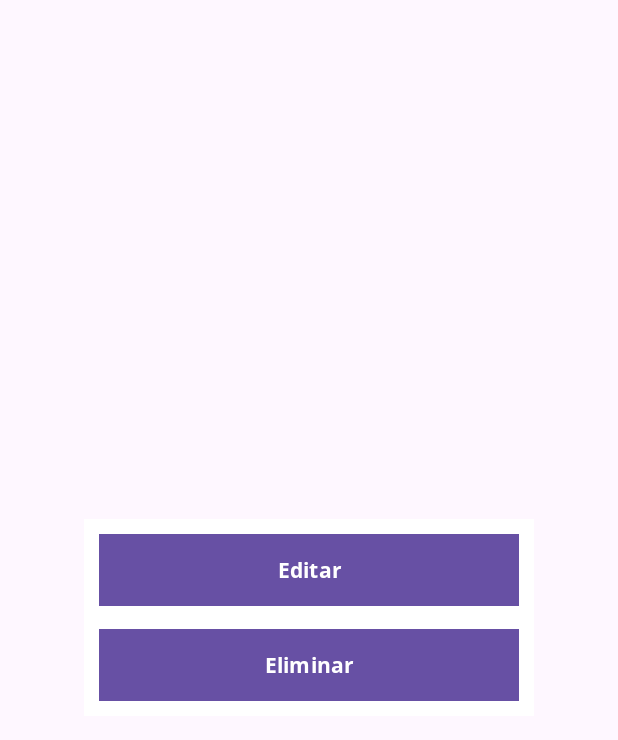
After one commit to EstephanyZamora/Savepass, an Android app: the layout cuadro_dialogo_editar_eliminar.xml on its own in the app's theme, with its tools: preview values and no code run, on a phone screen of 412 x 824 dp. The commit adds this screen. Shown: the top 740 px of the screen. Run offline under Robolectric (Android 15) with nearby library versions, the phone set to English and light mode, and no system bars.

Commit message:
creando cuadro de dialogo para editar y eliminar

```diff
--- a/app/build.gradle
+++ b/app/build.gradle
@@ -8,7 +8,7 @@ android {
 
     defaultConfig {
         applicationId "com.example.savepassapp"
-        minSdk 21
+        minSdk 23
         targetSdk 34
         versionCode 1
         versionName "1.0"
--- /dev/null
+++ b/app/src/main/res/layout/cuadro_dialogo_editar_eliminar.xml
@@ -0,0 +1,30 @@
+<?xml version="1.0" encoding="utf-8"?>
+<androidx.appcompat.widget.LinearLayoutCompat
+    xmlns:android="http://schemas.android.com/apk/res/android"
+    android:layout_width="300dp"
+    android:layout_height="wrap_content"
+    android:orientation="vertical"
+    android:padding="10dp"
+    android:layout_gravity="center"
+    android:background="#ffffff">
+
+    <Button
+        android:id="@+id/Btn_Editar_Registro"
+        android:text="@string/Btn_Editar_Registro"
+        android:background="@color/colorPrimary"
+        android:textColor="#ffffff"
+        android:fontFamily="@font/opensans_bold"
+        android:layout_width="match_parent"
+        android:layout_height="match_parent"/>
+
+    <Button
+        android:id="@+id/Btn_Eliminar_Registro"
+        android:text="@string/Btn_Eliminar_Registro"
+        android:background="@color/colorPrimary"
+        android:textColor="#ffffff"
+        android:layout_marginTop="15dp"
+        android:fontFamily="@font/opensans_bold"
+        android:layout_width="match_parent"
+        android:layout_height="match_parent"/>
+
+</androidx.appcompat.widget.LinearLayoutCompat>
--- a/app/src/main/res/layout/item_password.xml
+++ b/app/src/main/res/layout/item_password.xml
@@ -86,6 +86,9 @@
             android:layout_height="wrap_content"
             android:layout_alignParentEnd="true"
             android:background="@null"
+            android:clickable="true"
+            android:focusable="true"
+            android:foreground="?android:attr/selectableItemBackground"
             android:src="@drawable/icono_mas_opciones"
 
             />
```
Also changed, not shown: app/src/main/java/com/example/savepassapp/Adaptador/Adaptador_password.java (+39 -0 lines).
